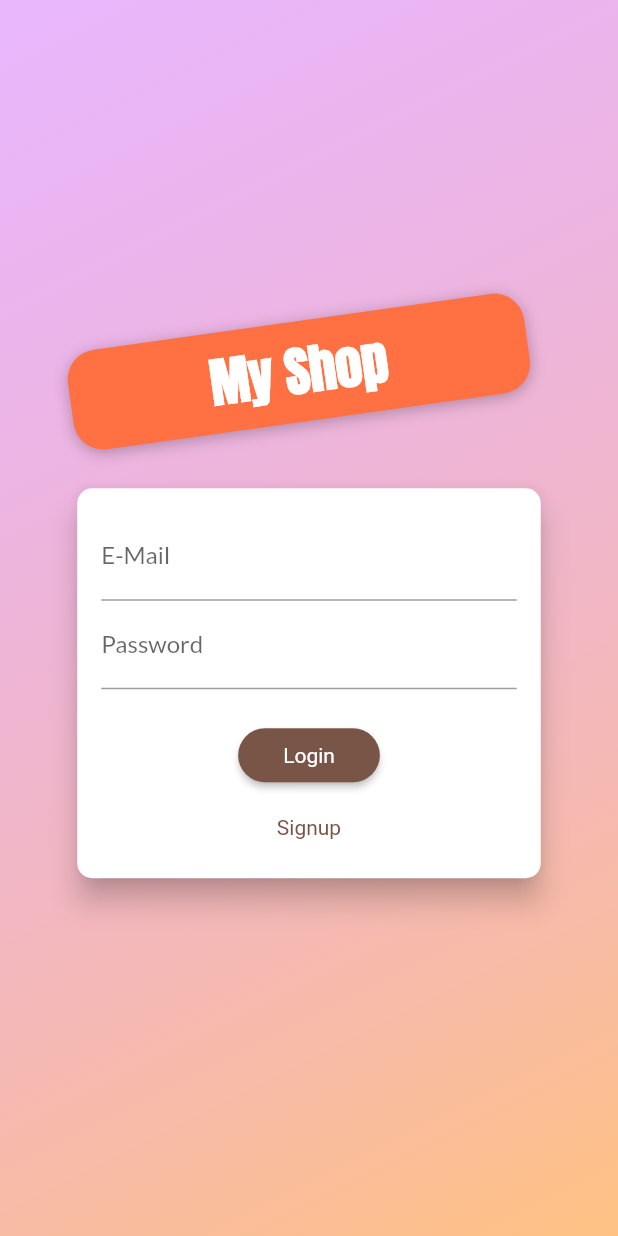
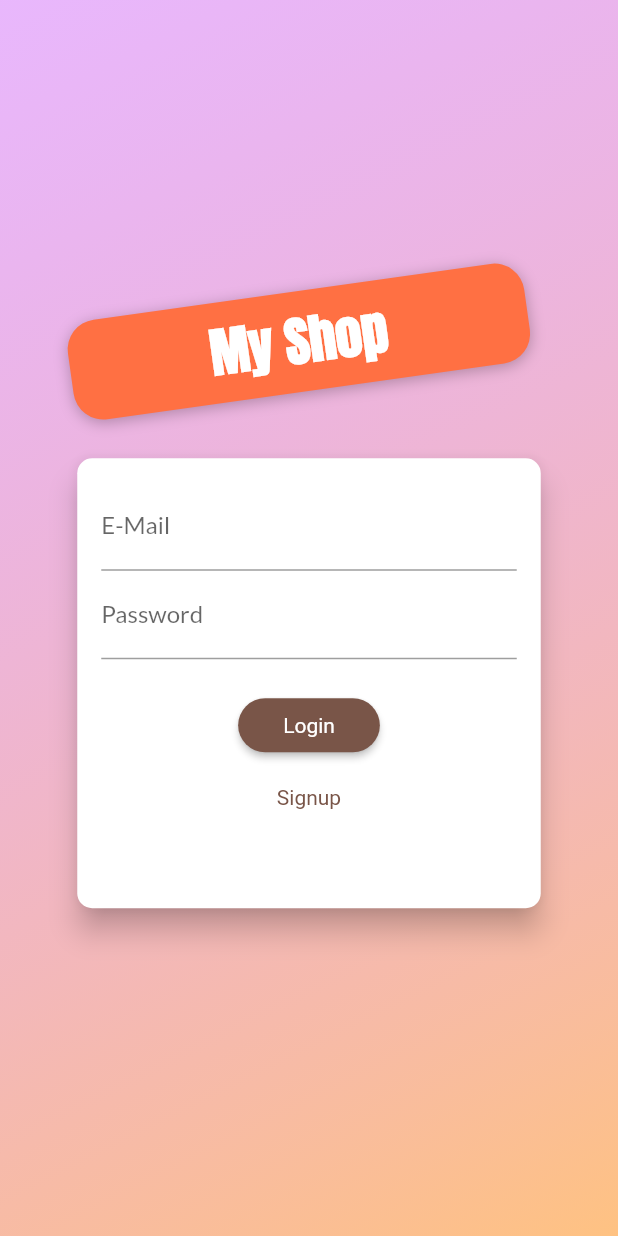
Before and after one commit to leeenaebner/flutter_shop_app, a Flutter app: the screen it shows after launch, on a phone screen of 412 x 824 dp. Run offline on Flutter 3.47's test engine with Material 2 defaults, Android fonts, the phone set to English and light mode, and no system bars; our stand-ins replace shared_preferences.

Commit message:
add animations 12

```diff
--- /dev/null
+++ b/lib/helpers/custom_route.dart
@@ -0,0 +1,33 @@
+import 'package:flutter/material.dart';
+
+class CustomRoute<T> extends MaterialPageRoute<T> {
+  CustomRoute(
+      {required WidgetBuilder builder, required RouteSettings? settings})
+      : super(builder: builder, settings: settings);
+
+  @override
+  Widget buildTransitions(BuildContext context, Animation<double> animation,
+      Animation<double> secondaryAnimation, Widget child) {
+    if (settings.name == "/") {
+      return child;
+    }
+
+    return FadeTransition(opacity: animation, child: child);
+  }
+}
+
+class CustomPageTransitionBuilder extends PageTransitionsBuilder {
+  @override
+  Widget buildTransitions<T>(
+      PageRoute<T> route,
+      BuildContext context,
+      Animation<double> animation,
+      Animation<double> secondaryAnimation,
+      Widget child) {
+    if (route.settings.name == "/") {
+      return child;
+    }
+
+    return FadeTransition(opacity: animation, child: child);
+  }
+}
--- a/lib/main.dart
+++ b/lib/main.dart
@@ -1,5 +1,6 @@
 import 'package:flutter/material.dart';
 import 'package:provider/provider.dart';
+import 'package:shop_app/helpers/custom_route.dart';
 
 import './screens/cart_screen.dart';
 import './screens/products_overview_screen.dart';
@@ -49,6 +50,10 @@ class MyApp extends StatelessWidget {
             theme: ThemeData(
                 primarySwatch: Colors.brown,
                 accentColor: Colors.orangeAccent,
+                pageTransitionsTheme: PageTransitionsTheme(builders: {
+                  TargetPlatform.android: CustomPageTransitionBuilder(),
+                  TargetPlatform.iOS: CustomPageTransitionBuilder(),
+                }),
                 fontFamily: 'Lato'),
             home: authData.isAuth
                 ? ProductsOverviewScreen()
--- a/lib/screens/products_overview_screen.dart
+++ b/lib/screens/products_overview_screen.dart
@@ -40,8 +40,6 @@ class _ProductsOverviewScreenState extends State<ProductsOverviewScreen> {
 
   @override
   Widget build(BuildContext context) {
-    //final productsData = Provider.of<Products>(context, listen: false);
-
     return Scaffold(
       appBar: AppBar(
         title: Text("Products"),
--- a/lib/widgets/auth_card.dart
+++ b/lib/widgets/auth_card.dart
@@ -1,3 +1,4 @@
+import 'package:flutter/animation.dart';
 import 'package:flutter/material.dart';
 import 'package:provider/provider.dart';
 import 'package:shop_app/models/http_exception.dart';
@@ -11,7 +12,8 @@ class AuthCard extends StatefulWidget {
   _AuthCardState createState() => _AuthCardState();
 }
 
-class _AuthCardState extends State<AuthCard> {
+class _AuthCardState extends State<AuthCard>
+    with SingleTickerProviderStateMixin {
   final GlobalKey<FormState> _formKey = GlobalKey();
   AuthMode _authMode = AuthMode.Login;
   Map<String, String> _authData = {
@@ -21,6 +23,40 @@ class _AuthCardState extends State<AuthCard> {
 
   var _isLoading = false;
   final _passwordController = TextEditingController();
+  var _containerHeight = 260;
+  AnimationController? _controller;
+  Animation<Offset>? _slideAnimation;
+  Animation<double>? _opacityAnimation;
+
+  @override
+  void initState() {
+    _controller = AnimationController(
+      vsync: this,
+      duration: Duration(milliseconds: 300),
+    );
+    _slideAnimation = Tween<Offset>(
+        begin: Offset(0, -1.5),
+        end: Offset(
+          0,
+          0,
+        )).animate(CurvedAnimation(
+      parent: _controller!,
+      curve: Curves.easeIn,
+    ));
+    _slideAnimation!.addListener(() => setState(() {}));
+
+    _opacityAnimation = Tween<double>(
+      begin: 0.0,
+      end: 1.0,
+    ).animate(CurvedAnimation(parent: _controller!, curve: Curves.easeIn));
+    super.initState();
+  }
+
+  @override
+  void dispose() {
+    _controller!.dispose();
+    super.dispose();
+  }
 
   void _showErrorDialog(BuildContext context, String msg) {
     showDialog(
@@ -62,6 +98,7 @@ class _AuthCardState extends State<AuthCard> {
       }
     } on HttpException catch (error) {
       var errorMessage = "Authentication failed";
+      print(error.message);
 
       if (error.toString().contains("EMAIL_EXISTS")) {
         errorMessage = "Email address already exists. Try another one.";
@@ -89,10 +126,12 @@ class _AuthCardState extends State<AuthCard> {
       setState(() {
         _authMode = AuthMode.Signup;
       });
+      _controller!.forward();
     } else {
       setState(() {
         _authMode = AuthMode.Login;
       });
+      _controller!.reverse();
     }
   }
 
@@ -105,12 +144,18 @@ class _AuthCardState extends State<AuthCard> {
         borderRadius: BorderRadius.circular(10),
       ),
       elevation: 8,
-      child: Container(
-        height: _authMode == AuthMode.Signup ? 320 : 260,
-        constraints:
-            BoxConstraints(minHeight: _authMode == AuthMode.Signup ? 320 : 260),
+      child: AnimatedContainer(
+        height: _authMode == AuthMode.Signup ? 380 : 300,
+        //height: _containerAnimation!.value.height,
+        constraints: BoxConstraints(
+          minHeight: _authMode == AuthMode.Signup
+              ? 380
+              : 300, // _containerAnimation!.value.height,
+        ),
         width: deviceSize.width * 0.75,
         padding: EdgeInsets.all(16),
+        duration: Duration(milliseconds: 300),
+        curve: Curves.easeIn,
         child: Form(
           key: _formKey,
           child: SingleChildScrollView(
@@ -141,9 +186,20 @@ class _AuthCardState extends State<AuthCard> {
                     _authData['pw'] = val!;
                   },
                 ),
-                if (_authMode == AuthMode.Signup)
-                  TextFormField(
-                    decoration: InputDecoration(labelText: 'Confirm Password'),
+                //if (_authMode == AuthMode.Signup)
+                AnimatedContainer(
+                  curve: Curves.easeIn,
+                  constraints: BoxConstraints(
+                      minHeight: _authMode == AuthMode.Signup ? 100 : 0,
+                      maxHeight: _authMode == AuthMode.Signup ? 150 : 0),
+                  duration: Duration(milliseconds: 300),
+                  child: FadeTransition(
+                    opacity: _opacityAnimation!,
+                    child: SlideTransition(
+                      position: _slideAnimation!,
+                      child: TextFormField(
+                        decoration:
+                            InputDecoration(labelText: 'Confirm Password'),
                         obscureText: true,
                         validator: _authMode == AuthMode.Signup
                             ? (val) {
@@ -153,8 +209,11 @@ class _AuthCardState extends State<AuthCard> {
                               }
                             : null,
                         onSaved: (val) {
-                      _authData['pw'] = val!;
+                          //_authData['pw'] = val!;
                         },
+                      ),
+                    ),
+                  ),
                 ),
                 SizedBox(
                   height: 20,
```
Also changed, not shown: lib/screens/product_detail_screen.dart (+24 -11 lines), lib/widgets/main_drawer.dart (+6 -2 lines), lib/widgets/order_item.dart (+17 -4 lines), lib/widgets/product_item.dart (+14 -5 lines), pubspec.yaml (+4 -6 lines), assets/images/product-placeholder.png (added). Lines whose indentation alone changed are shown as unchanged.
